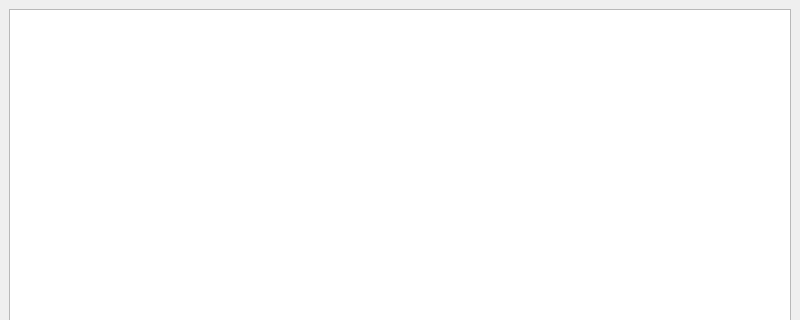
First picture: the form in main.ui, repository skewbekkebweks/coffee, before the edit; both pictures show x 0 to 800 and y 0 to 320 of the 800 by 600 pixel window.
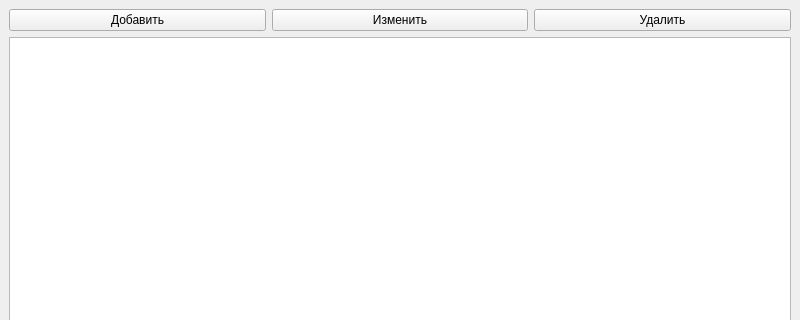
Second picture: the form after the edit.

Diff of the .ui file:
```diff
--- a/main.ui
+++ b/main.ui
@@ -16,6 +16,27 @@
   <widget class="QWidget" name="centralwidget">
    <layout class="QGridLayout" name="gridLayout">
     <item row="0" column="0">
+     <widget class="QPushButton" name="add_btn">
+      <property name="text">
+       <string>Добавить</string>
+      </property>
+     </widget>
+    </item>
+    <item row="0" column="1">
+     <widget class="QPushButton" name="edit_btn">
+      <property name="text">
+       <string>Изменить</string>
+      </property>
+     </widget>
+    </item>
+    <item row="0" column="2">
+     <widget class="QPushButton" name="delete_btn">
+      <property name="text">
+       <string>Удалить</string>
+      </property>
+     </widget>
+    </item>
+    <item row="1" column="0" colspan="3">
      <widget class="QTableWidget" name="tableWidget"/>
     </item>
    </layout>
```
